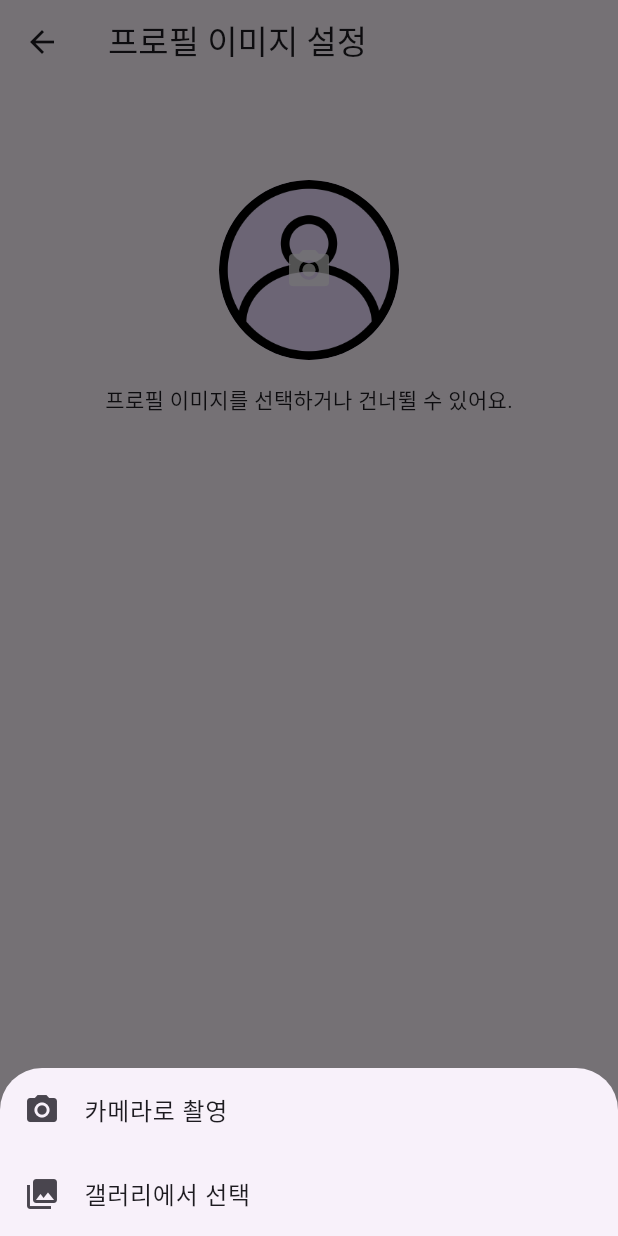
After one commit to project-yoen/yoen_front, a Flutter app: the RegisterProfileUrlScreen screen opened directly, after a tap on the "camera alt" icon, on a phone screen of 412 x 824 dp. The commit adds this screen. Run offline on Flutter 3.47's test engine with Material 3 defaults, Android fonts, the phone set to English and light mode, and no system bars; our stand-ins replace dio, flutter_riverpod, image_picker, pin_code_fields, retrofit, table_calendar; generated files the repository leaves out were written again.

Commit message:
feat: profile image screen 생성 - 프로필 이미지 설정

```diff
--- a/lib/main.dart
+++ b/lib/main.dart
@@ -1,6 +1,7 @@
 import 'package:flutter/material.dart';
 import 'package:flutter_riverpod/flutter_riverpod.dart';
 import 'package:yoen_front/view/login.dart';
+import 'package:yoen_front/view/register_profile_url.dart';
 
 void main() {
   runApp(const ProviderScope(child: MyApp()));
@@ -18,6 +19,7 @@ class MyApp extends StatelessWidget {
       theme: ThemeData(
         colorScheme: ColorScheme.fromSeed(seedColor: Colors.deepPurple),
       ),
+      // home: const LoginScreen(),
       home: const LoginScreen(),
     );
   }
--- /dev/null
+++ b/lib/view/register_profile_url.dart
@@ -0,0 +1,117 @@
+import 'dart:io';
+
+import 'package:flutter/material.dart';
+import 'package:flutter_riverpod/flutter_riverpod.dart';
+import 'package:image_picker/image_picker.dart';
+
+class RegisterProfileUrlScreen extends ConsumerStatefulWidget {
+  const RegisterProfileUrlScreen({super.key});
+
+  @override
+  ConsumerState<RegisterProfileUrlScreen> createState() =>
+      _RegisterProfileUrlScreenState();
+}
+
+class _RegisterProfileUrlScreenState
+    extends ConsumerState<RegisterProfileUrlScreen> {
+  File? _imageFile;
+
+  Future<void> _pickImage() async {
+    showModalBottomSheet(
+      context: context,
+      builder: (context) => SafeArea(
+        child: Column(
+          mainAxisSize: MainAxisSize.min,
+          children: [
+            ListTile(
+              leading: const Icon(Icons.camera_alt),
+              title: const Text('카메라로 촬영'),
+              onTap: () async {
+                Navigator.pop(context);
+                final picked = await ImagePicker().pickImage(
+                  source: ImageSource.camera,
+                );
+                if (picked != null) {
+                  setState(() {
+                    _imageFile = File(picked.path);
+                  });
+                }
+              },
+            ),
+            ListTile(
+              leading: const Icon(Icons.photo_library),
+              title: const Text('갤러리에서 선택'),
+              onTap: () async {
+                Navigator.pop(context);
+                final picked = await ImagePicker().pickImage(
+                  source: ImageSource.gallery,
+                );
+                if (picked != null) {
+                  setState(() {
+                    _imageFile = File(picked.path);
+                  });
+                }
+              },
+            ),
+          ],
+        ),
+      ),
+    );
+  }
+
+  void _skipAndContinue() {
+    // TODO: 프로필 없이 다음 단계로 이동
+  }
+
+  void _continueWithImage() {
+    // TODO: _imageFile을 업로드하고 다음 단계로 이동
+  }
+
+  @override
+  Widget build(BuildContext context) {
+    return Scaffold(
+      appBar: AppBar(title: const Text('프로필 이미지 설정')),
+      body: Padding(
+        padding: const EdgeInsets.all(24),
+        child: Column(
+          children: [
+            const SizedBox(height: 40),
+            GestureDetector(
+              onTap: _pickImage,
+              child: CircleAvatar(
+                radius: 60,
+                backgroundImage: _imageFile != null
+                    ? FileImage(_imageFile!)
+                    : const AssetImage('assets/images/default_profile.png')
+                          as ImageProvider,
+                child: _imageFile == null
+                    ? const Icon(
+                        Icons.camera_alt,
+                        size: 32,
+                        color: Colors.white70,
+                      )
+                    : null,
+              ),
+            ),
+            const SizedBox(height: 16),
+            const Text('프로필 이미지를 선택하거나 건너뛸 수 있어요.'),
+            const Spacer(),
+            Row(
+              mainAxisAlignment: MainAxisAlignment.spaceBetween,
+              children: [
+                TextButton(
+                  onPressed: _skipAndContinue,
+                  child: const Text('건너뛰기'),
+                ),
+                ElevatedButton(
+                  onPressed: _continueWithImage,
+                  child: const Text('다음'),
+                ),
+              ],
+            ),
+          ],
+        ),
+      ),
+    );
+  }
+}
```
Also changed, not shown: lib/view/register_age_gender.dart (+8 -1 lines), pubspec.yaml (+3 -4 lines), assets/images/default_profile.png (added), pubspec.lock, 2 other files.
